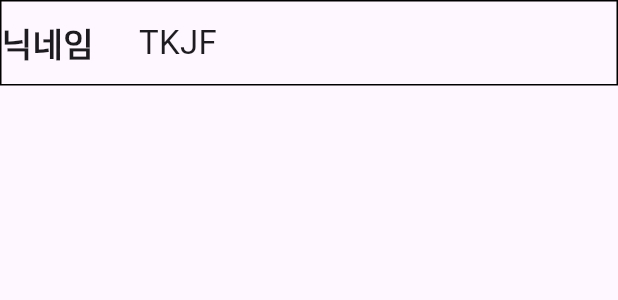
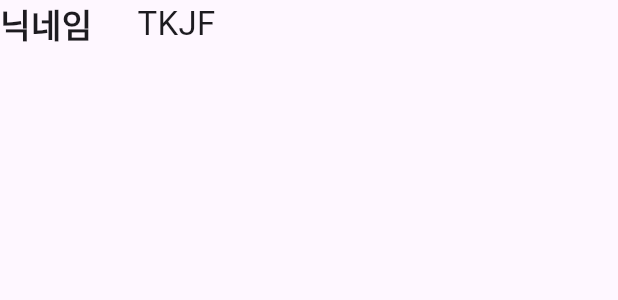
Before and after one commit to gsainfoteam/Groom-flutter, a Flutter app: the LabeledTextWidget widget shown alone on an empty page, opened directly, on a phone screen of 412 x 824 dp. Shown: the top 300 px of the screen. Run offline on Flutter 3.47's test engine with Material 3 defaults, Android fonts, the phone set to English and light mode, and no system bars; network calls fail.

Commit message:
feat: adjust LabeledTextWidget design to figma

```diff
--- a/lib/widgets/labeled_text_widget.dart
+++ b/lib/widgets/labeled_text_widget.dart
@@ -10,11 +10,7 @@ class LabeledTextWidget extends StatelessWidget {
 
   @override
   Widget build(BuildContext context) {
-    return Container(
-      width: double.infinity,
-      padding: EdgeInsets.symmetric(vertical: 12),
-      decoration: BoxDecoration(border: Border.all(color: Colors.black)),
-      child: Row(
+    return Row(
       mainAxisSize: MainAxisSize.min,
       children: [
         Text(
@@ -24,7 +20,6 @@ class LabeledTextWidget extends StatelessWidget {
         SizedBox(width: 30),
         Text(content, style: TextStyle(fontSize: 22)),
       ],
-      ),
     );
   }
 }
```
Lines whose indentation alone changed are shown as unchanged.
